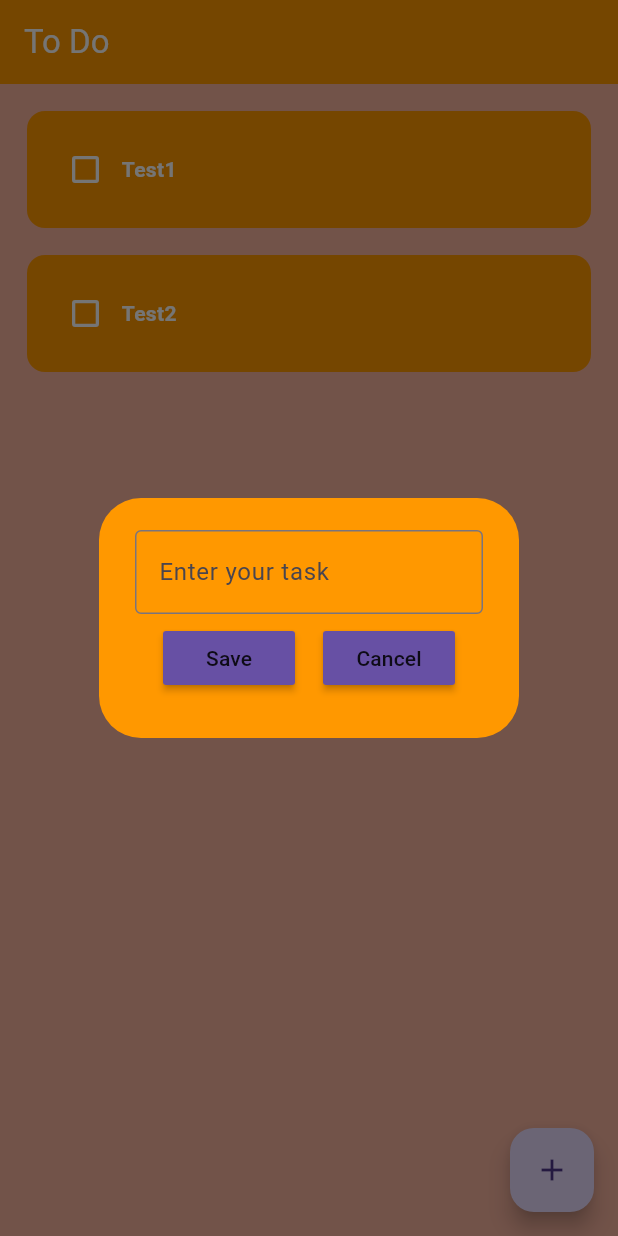
After one commit to dvdeepu99/todoredo, a Flutter app: the screen it shows after launch, after a tap on the "add" icon, on a phone screen of 412 x 824 dp. The commit adds this screen. Run offline on Flutter 3.47's test engine with Material 3 defaults, Android fonts, the phone set to English and light mode, and no system bars.

Commit message:
added new task option

```diff
--- a/lib/pages/home_page.dart
+++ b/lib/pages/home_page.dart
@@ -1,4 +1,5 @@
 import 'package:flutter/material.dart';
+import 'package:todoredo/utilities/dialog_box.dart';
 import 'package:todoredo/utilities/todo_tile.dart';
 
 class HomePage extends StatefulWidget {
@@ -9,10 +10,39 @@
 }
 
 class _HomePageState extends State<HomePage> {
+  final _controller = TextEditingController();
   List toDoList = [
     ["Test1", false],
     ["Test2", false]
   ];
+
+  void checkBoxChange(bool? value, int index) {
+    setState(() {
+      toDoList[index][1] = !toDoList[index][1];
+    });
+  }
+
+  void createNewTask() {
+    showDialog(
+      context: context,
+      builder: (builder) {
+        return DialogBox(
+          MyController: _controller,
+          onSave: saveNewTask,
+          onCancel: () => Navigator.of(context).pop(),
+        );
+      },
+    );
+  }
+
+  saveNewTask() {
+    setState(() {
+      toDoList.add([_controller.text, false]);
+      _controller.clear();
+      Navigator.pop(context);
+    });
+  }
+
   @override
   Widget build(BuildContext context) {
     return Scaffold(
@@ -21,6 +51,10 @@
         backgroundColor: Colors.orange[500],
         title: (Text("To Do")),
         foregroundColor: Colors.white,
+      ),
+      floatingActionButton: FloatingActionButton(
+        onPressed: createNewTask,
+        child: Icon(Icons.add),
       ),
       body: ListView.builder(
         itemCount: toDoList.length,
@@ -34,10 +68,4 @@
       ),
     );
   }
-
-  void checkBoxChange(bool? value, int index) {
-    setState(() {
-      toDoList[index][1] = !toDoList[index][1];
-    });
-  }
 }
--- /dev/null
+++ b/lib/utilities/dialog_box.dart
@@ -0,0 +1,42 @@
+import 'package:flutter/material.dart';
+import 'package:todoredo/utilities/dialog_buttons.dart';
+
+class DialogBox extends StatelessWidget {
+  final MyController;
+  VoidCallback onSave;
+  VoidCallback onCancel;
+  DialogBox(
+      {super.key,
+      required this.MyController,
+      required this.onCancel,
+      required this.onSave});
+
+  @override
+  Widget build(BuildContext context) {
+    return AlertDialog(
+      backgroundColor: Colors.orange,
+      content: Container(
+        height: 120,
+        child: Column(
+          mainAxisAlignment: MainAxisAlignment.spaceEvenly,
+          children: [
+            TextField(
+              controller: MyController,
+              decoration: InputDecoration(
+                border: OutlineInputBorder(),
+                hintText: "Enter your task",
+              ),
+            ),
+            Row(
+              mainAxisAlignment: MainAxisAlignment.spaceEvenly,
+              children: [
+                Buttons(text: "Save", onPressed: onSave),
+                Buttons(text: "Cancel", onPressed: onCancel),
+              ],
+            )
+          ],
+        ),
+      ),
+    );
+  }
+}
--- /dev/null
+++ b/lib/utilities/dialog_buttons.dart
@@ -0,0 +1,15 @@
+import 'package:flutter/material.dart';
+
+class Buttons extends StatelessWidget {
+  final String text;
+  VoidCallback onPressed;
+  Buttons({super.key, required this.text, required this.onPressed});
+
+  @override
+  Widget build(BuildContext context) {
+    return MaterialButton(
+        onPressed: onPressed,
+        child: Text(text),
+        color: Theme.of(context).primaryColor);
+  }
+}
```
